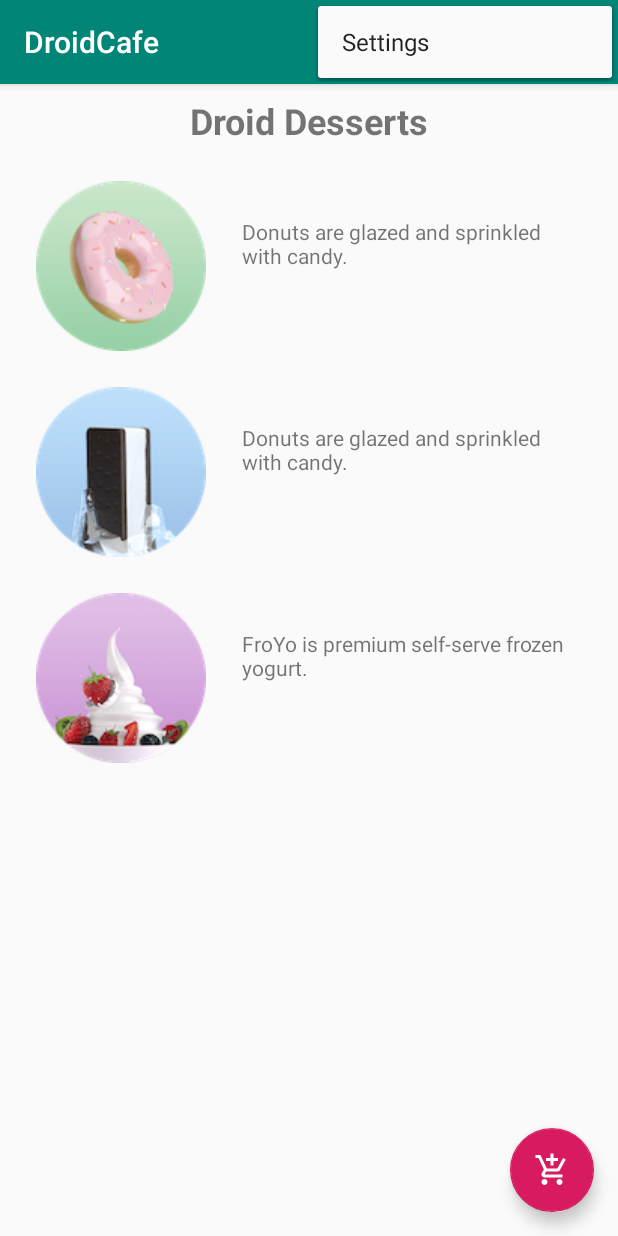
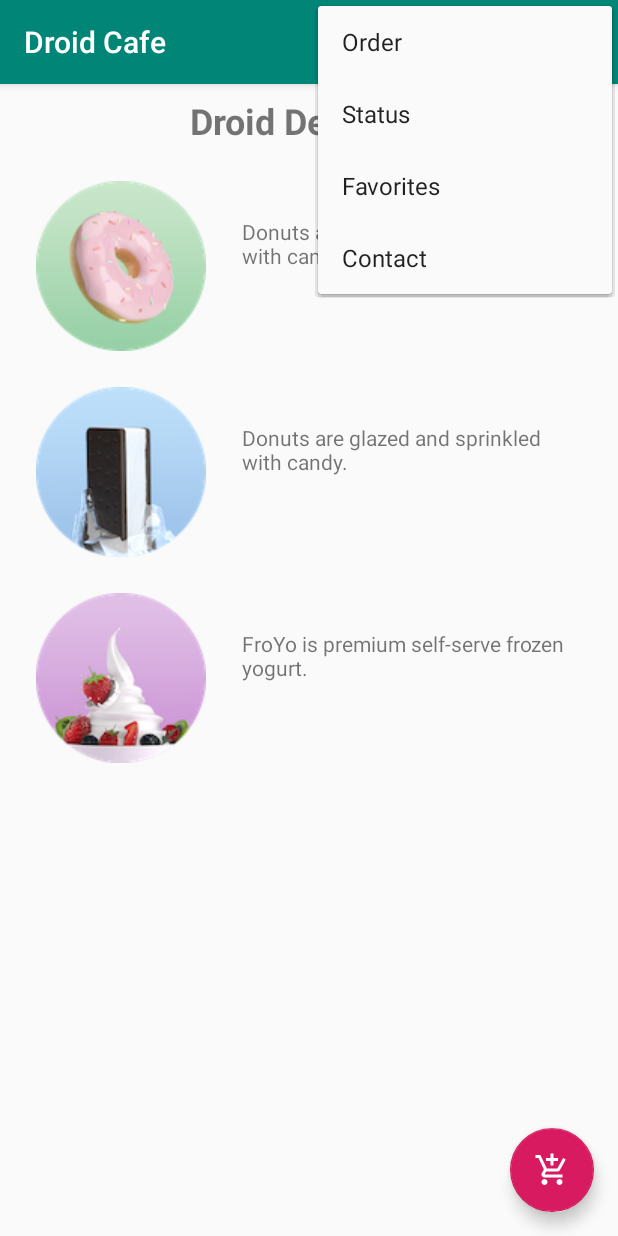
Before and after one commit to frankehlers/DroidCafe, an Android app: the screen it shows after launch (MainActivity), with the options menu open, on a phone screen of 412 x 824 dp. Run offline under Robolectric (Android 15) with nearby library versions, the phone set to English and light mode, and no system bars.

Commit message:
added items to option menu

```diff
--- a/app/src/main/java/de/frankehlers/droidcafe/MainActivity.java
+++ b/app/src/main/java/de/frankehlers/droidcafe/MainActivity.java
@@ -49,7 +49,7 @@ public class MainActivity extends AppCompatActivity {
         int id = item.getItemId();
 
         //noinspection SimplifiableIfStatement
-        if (id == R.id.action_settings) {
+        if (id == R.id.action_order) {
             return true;
         }
 
--- a/app/src/main/res/menu/menu_main.xml
+++ b/app/src/main/res/menu/menu_main.xml
@@ -3,8 +3,25 @@
     xmlns:tools="http://schemas.android.com/tools"
     tools:context="de.frankehlers.droidcafe.MainActivity">
     <item
-        android:id="@+id/action_settings"
+        android:id="@+id/action_contact"
         android:orderInCategory="100"
-        android:title="@string/action_settings"
+        android:title="@string/action_contact"
         app:showAsAction="never" />
+    <item
+        android:id="@+id/action_order"
+        android:orderInCategory="10"
+        android:title="@string/action_order"
+        app:showAsAction="never" />
+    <item
+        android:id="@+id/action_status"
+        android:orderInCategory="20"
+        android:title="@string/action_status"
+        app:showAsAction="never" />
+    <item
+        android:id="@+id/action_favorites"
+        android:orderInCategory="30"
+        android:title="@string/action_favorites"
+        app:showAsAction="never" />
+
+
 </menu>
--- a/app/src/main/res/values/strings.xml
+++ b/app/src/main/res/values/strings.xml
@@ -1,6 +1,6 @@
 <resources>
-    <string name="app_name">DroidCafe</string>
-    <string name="action_settings">Settings</string>
+    <string name="app_name">Droid Cafe</string>
+    <string name="action_contact">Contact</string>
 
     <string name="text_intro_label">Droid Desserts</string>
 
@@ -23,6 +23,9 @@
     <string name="same_day_messenger_service">Same day messenger service</string>
     <string name="next_day_ground_delivery">Next day ground delivery</string>
     <string name="pick_up">Pick up</string>
+    <string name="action_order">Order</string>
+    <string name="action_status">Status</string>
+    <string name="action_favorites">Favorites</string>
     <string-array name="labels_array">
         <item>Home</item>
         <item>Work</item>
```
